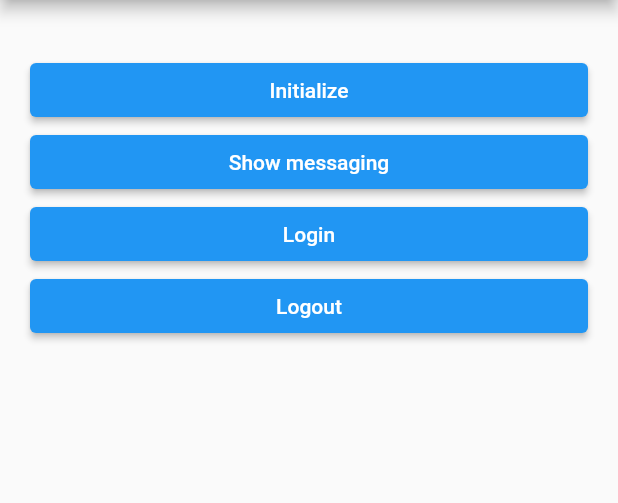
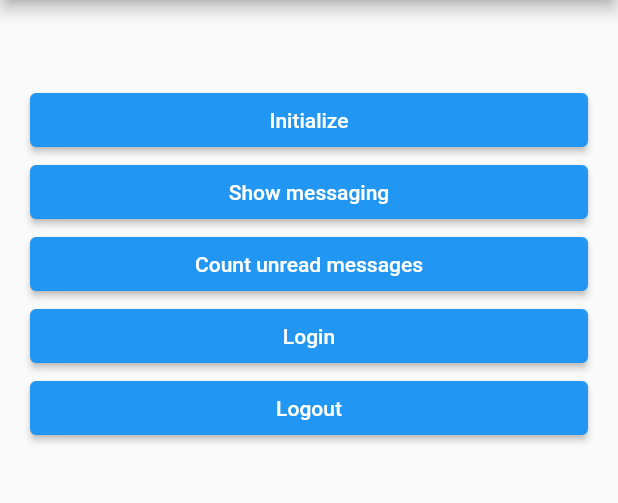
Before and after one commit to chyiiiiiiiiiiii/flutter_zendesk_messaging, a Flutter app: the screen it shows after launch, on a phone screen of 412 x 824 dp, the part 84-587 px from its top. Run offline on Flutter 3.47's test engine with Material 2 defaults, Android fonts, the phone set to English and light mode, and no system bars.

Commit message:
Add documentation and example

```diff
--- a/example/lib/main.dart
+++ b/example/lib/main.dart
@@ -17,6 +17,7 @@ class _MyAppState extends State<MyApp> {
   static const String iosChannelKey = "eyJzZXR0aW5nc191cmwiOiJodHRwczovL2hhbmFtaWhlbHAuemVuZGVzay5jb20vbW9iaWxlX3Nka19hcGkvc2V0dGluZ3MvMDFGR1BGVFQ1Q1hFRjdRWVkwUkg2R0JYS0MuanNvbiJ9";
 
   final List<String> channelMessages = [];
+  int unreadMessageCount =0;
 
   @override
   void initState() {
@@ -44,11 +45,14 @@ class _MyAppState extends State<MyApp> {
             child: ListView(
               children: [
                 Text(message),
+               const SizedBox(height: 20,),
+
                 ElevatedButton(
                   onPressed: () => ZendeskMessaging.initialize(androidChannelKey: androidChannelKey, iosChannelKey: iosChannelKey),
                   child: const Text("Initialize"),
                 ),
                 ElevatedButton(onPressed: () => ZendeskMessaging.show(), child: const Text("Show messaging")),
+                ElevatedButton(onPressed: () => countMessages(), child: const Text("Count unread messages")),
                 ElevatedButton(onPressed: () => _login(), child: const Text("Login")),
                 ElevatedButton(onPressed: () => ZendeskMessaging.logoutUser(), child: const Text("Logout")),
               ],
@@ -67,4 +71,10 @@ class _MyAppState extends State<MyApp> {
       onFailure: () => setState(() => channelMessages.add("Login observer FAILURE !")),
     );
   }
+  void countMessages()async{
+    final messageCount = await ZendeskMessaging.messageCount();
+    setState(() {
+      unreadMessageCount = messageCount;
+    });
+  }
 }
--- a/lib/zendesk_messaging.dart
+++ b/lib/zendesk_messaging.dart
@@ -143,6 +143,7 @@ class ZendeskMessaging {
     return completer.future;
   }
 
+  /// Retrieve uread messages count from the Zendesk SDK
   static Future<int> messageCount() async {
     try {
       return await _channel.invokeMethod(
@@ -154,6 +155,7 @@ class ZendeskMessaging {
     }
   }
 
+///  Check if the Zendesk SDK for Android and iOS is already initialized
   static Future<bool> isInitialized() async {
     try {
       return await _channel.invokeMethod(
```
